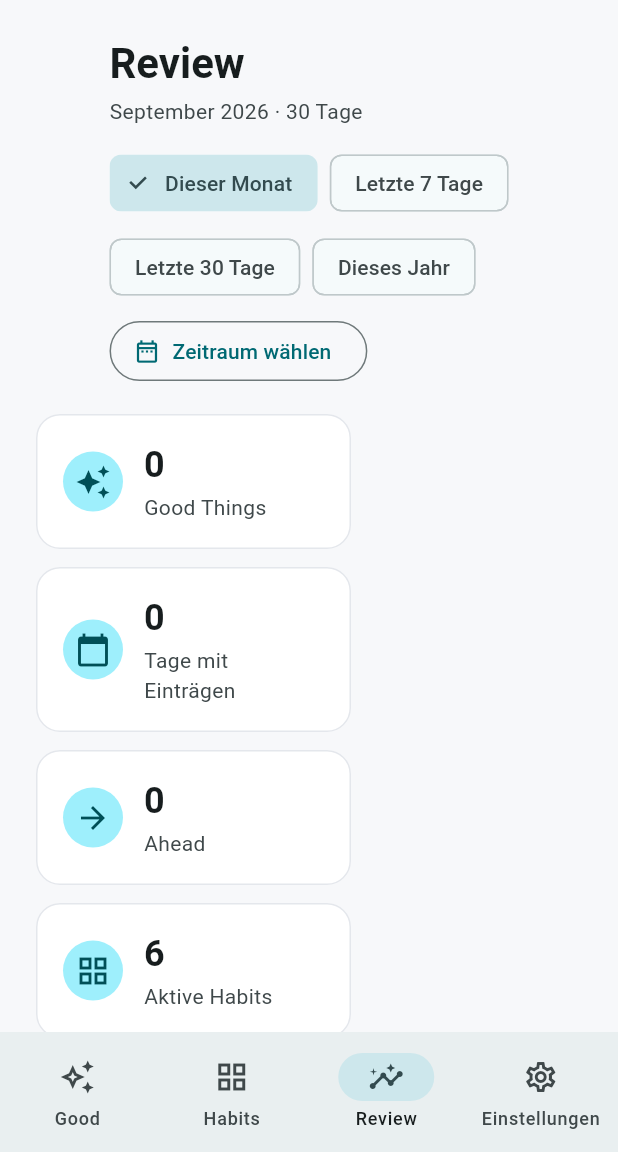
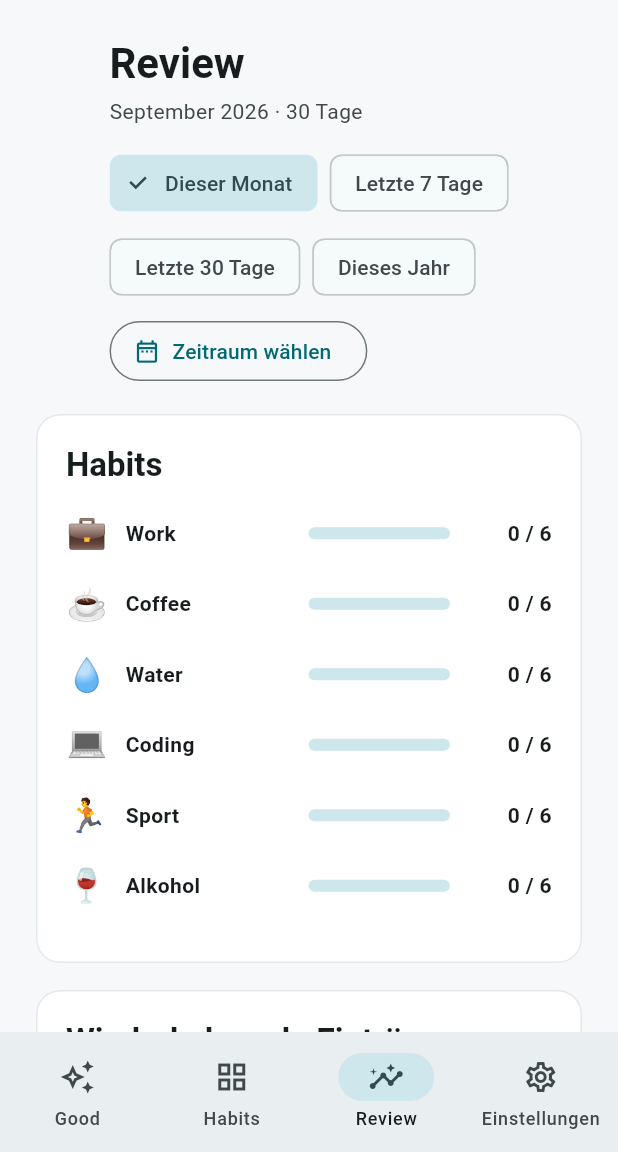
Before and after one commit to Rab2385/lighthouse_mini, a Flutter app: the screen it shows after launch, item 3 of the bottom bar chosen, on a phone screen of 412 x 824 dp, the part 84-1236 px from its top. Run offline on Flutter 3.47's test engine with Material 3 defaults, Android fonts, the phone set to English and light mode, and no system bars; our stand-ins replace sembast, sembast_web; Roboto replaces fonts that are missing (Arial).

Commit message:
feat: drop the four summary cards from Review
Removes the "Good Things", "Tage mit Einträgen", "Ahead" and
"Aktive Habits" tiles at the top of the Review screen. The screen now
goes straight from the range header to the Habits progress section and
the recurring-entries section.

Also removes the now-dead _MetricCard widget, its computations
(daysWithEntries, aheadCount) and the four unused AppStrings entries.

Co-Authored-By: Claude Sonnet 5 <noreply@anthropic.com>

```diff
--- a/lib/l10n/app_strings.dart
+++ b/lib/l10n/app_strings.dart
@@ -112,10 +112,6 @@ class AppStrings {
   String get markDay => _p('Tag markieren', 'Mark day');
 
   // ---- Review ------------------------------------------------------
-  String get reviewGood => 'Good Things';
-  String get daysWithEntries => _p('Tage mit Einträgen', 'Days with entries');
-  String get ahead => 'Ahead';
-  String get activeHabits => _p('Aktive Habits', 'Active habits');
   String get recurringEntries =>
       _p('Wiederkehrende Einträge', 'Recurring entries');
   String get noRecurring => _p(
--- a/lib/pages/review_page.dart
+++ b/lib/pages/review_page.dart
@@ -145,20 +145,6 @@ class _ReviewPageState extends State<ReviewPage> {
 
         final entries = controller.goodThingsInRange(start, end);
 
-        final daysWithEntries = entries
-            .map(
-              (entry) =>
-                  '${entry.date.year}-'
-                  '${entry.date.month}-'
-                  '${entry.date.day}',
-            )
-            .toSet()
-            .length;
-
-        final aheadCount = entries
-            .where((entry) => entry.date.isAfter(today))
-            .length;
-
         final totalRangeDays = _rangeLengthInDays(start, end);
 
         // Habits can only be completed up to today, so the percentage uses the
@@ -185,33 +171,6 @@ class _ReviewPageState extends State<ReviewPage> {
                 child: Column(
                   crossAxisAlignment: CrossAxisAlignment.start,
                   children: [
-                    Wrap(
-                      spacing: 12,
-                      runSpacing: 12,
-                      children: [
-                        _MetricCard(
-                          icon: Icons.auto_awesome,
-                          label: strings.reviewGood,
-                          value: entries.length.toString(),
-                        ),
-                        _MetricCard(
-                          icon: Icons.calendar_today,
-                          label: strings.daysWithEntries,
-                          value: daysWithEntries.toString(),
-                        ),
-                        _MetricCard(
-                          icon: Icons.arrow_forward,
-                          label: strings.ahead,
-                          value: aheadCount.toString(),
-                        ),
-                        _MetricCard(
-                          icon: Icons.grid_view,
-                          label: strings.activeHabits,
-                          value: controller.activeHabits.length.toString(),
-                        ),
-                      ],
-                    ),
-                    const SizedBox(height: 18),
                     _SectionCard(
                       title: strings.habits,
                       child: controller.activeHabits.isEmpty
@@ -398,55 +357,6 @@ class _PresetChip extends StatelessWidget {
   }
 }
 
-class _MetricCard extends StatelessWidget {
-  const _MetricCard({
-    required this.icon,
-    required this.label,
-    required this.value,
-  });
-
-  final IconData icon;
-  final String label;
-  final String value;
-
-  @override
-  Widget build(BuildContext context) {
-    return SizedBox(
-      width: 210,
-      child: Card(
-        child: Padding(
-          padding: const EdgeInsets.all(18),
-          child: Row(
-            children: [
-              CircleAvatar(child: Icon(icon)),
-              const SizedBox(width: 14),
-              Expanded(
-                child: Column(
-                  crossAxisAlignment: CrossAxisAlignment.start,
-                  children: [
-                    Text(
-                      value,
-                      style: Theme.of(context).textTheme.headlineSmall
-                          ?.copyWith(fontWeight: FontWeight.w700),
-                    ),
-                    const SizedBox(height: 2),
-                    Text(
-                      label,
-                      style: TextStyle(
-                        color: Theme.of(context).colorScheme.onSurfaceVariant,
-                      ),
-                    ),
-                  ],
-                ),
-              ),
-            ],
-          ),
-        ),
-      ),
-    );
-  }
-}
-
 class _SectionCard extends StatelessWidget {
   const _SectionCard({required this.title, required this.child});
 
```
